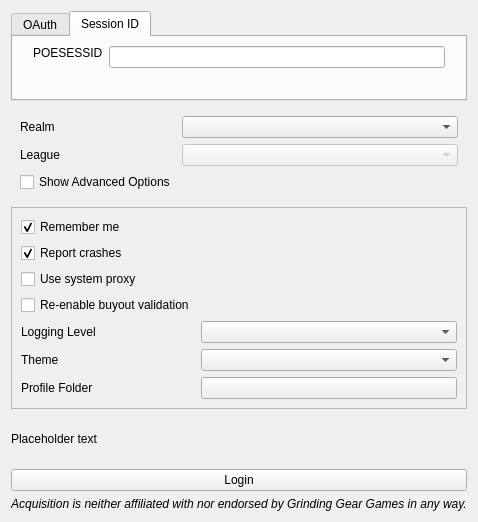
gerwaric/acquisition, file src/ui/logindialog.ui: the form before one commit.
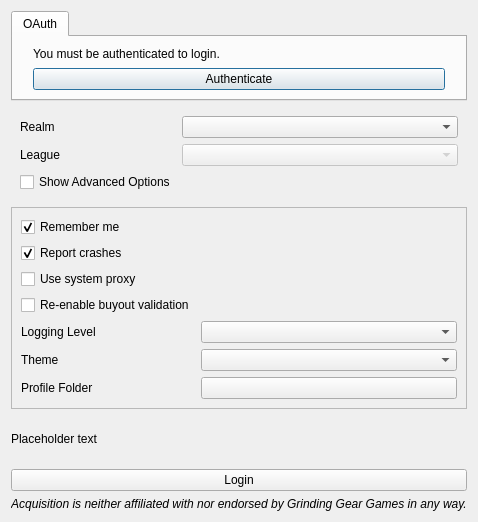
The form after the commit. The open tabs and pages were chosen to show the change.

Commit message: Remove POESESSID login

```diff
--- a/src/ui/logindialog.ui
+++ b/src/ui/logindialog.ui
@@ -64,55 +64,6 @@
        </item>
       </layout>
      </widget>
-     <widget class="QWidget" name="sessionIdTab">
-      <property name="sizePolicy">
-       <sizepolicy hsizetype="Minimum" vsizetype="Minimum">
-        <horstretch>0</horstretch>
-        <verstretch>0</verstretch>
-       </sizepolicy>
-      </property>
-      <attribute name="title">
-       <string>Session ID</string>
-      </attribute>
-      <layout class="QVBoxLayout" name="sessionIdTabLayout">
-       <property name="leftMargin">
-        <number>20</number>
-       </property>
-       <property name="rightMargin">
-        <number>20</number>
-       </property>
-       <item>
-        <layout class="QFormLayout" name="sessionIdFormLayout">
-         <item row="0" column="0">
-          <widget class="QLabel" name="sessIDLabel">
-           <property name="sizePolicy">
-            <sizepolicy hsizetype="Preferred" vsizetype="Fixed">
-             <horstretch>0</horstretch>
-             <verstretch>0</verstretch>
-            </sizepolicy>
-           </property>
-           <property name="minimumSize">
-            <size>
-             <width>65</width>
-             <height>0</height>
-            </size>
-           </property>
-           <property name="text">
-            <string>POESESSID</string>
-           </property>
-          </widget>
-         </item>
-         <item row="0" column="1">
-          <widget class="QLineEdit" name="sessionIDLineEdit">
-           <property name="echoMode">
-            <enum>QLineEdit::EchoMode::Password</enum>
-           </property>
-          </widget>
-         </item>
-        </layout>
-       </item>
-      </layout>
-     </widget>
     </widget>
    </item>
    <item>
```
The commit also changes 10 other files.
